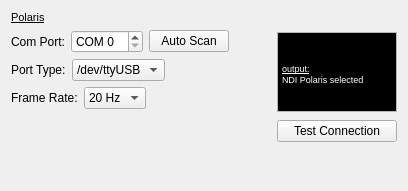
Above: Modules/IGTUI/Qmitk/QmitkNDIPolarisWidget.ui from MITK/MITK before the change. Below: the same form after it.
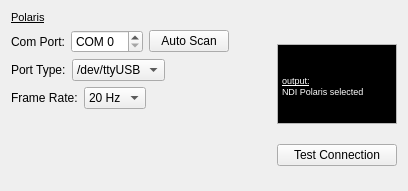
That is the form after the change.

Commit message: Remove spacer and change layout type

```diff
--- a/Modules/IGTUI/Qmitk/QmitkNDIPolarisWidget.ui
+++ b/Modules/IGTUI/Qmitk/QmitkNDIPolarisWidget.ui
@@ -189,7 +189,7 @@
           <string>&lt;!DOCTYPE HTML PUBLIC &quot;-//W3C//DTD HTML 4.0//EN&quot; &quot;http://www.w3.org/TR/REC-html40/strict.dtd&quot;&gt;
 &lt;html&gt;&lt;head&gt;&lt;meta name=&quot;qrichtext&quot; content=&quot;1&quot; /&gt;&lt;style type=&quot;text/css&quot;&gt;
 p, li { white-space: pre-wrap; }
-&lt;/style&gt;&lt;/head&gt;&lt;body style=&quot; font-family:'MS Shell Dlg 2'; font-size:7.8pt; font-weight:400; font-style:normal;&quot; bgcolor=&quot;#000000&quot;&gt;
+&lt;/style&gt;&lt;/head&gt;&lt;body style=&quot; font-family:'MS Shell Dlg 2'; font-size:8.25pt; font-weight:400; font-style:normal;&quot; bgcolor=&quot;#000000&quot;&gt;
 &lt;p style=&quot; margin-top:0px; margin-bottom:0px; margin-left:0px; margin-right:0px; -qt-block-indent:0; text-indent:0px;&quot;&gt;&lt;span style=&quot; font-size:8pt;&quot;&gt;                                      &lt;/span&gt;&lt;/p&gt;
 &lt;p style=&quot; margin-top:0px; margin-bottom:0px; margin-left:0px; margin-right:0px; -qt-block-indent:0; text-indent:0px;&quot;&gt;&lt;span style=&quot; font-size:8pt;&quot;&gt;                                      &lt;/span&gt;&lt;/p&gt;
 &lt;p style=&quot; margin-top:0px; margin-bottom:0px; margin-left:0px; margin-right:0px; -qt-block-indent:0; text-indent:0px;&quot;&gt;&lt;span style=&quot; font-size:7pt; text-decoration: underline; color:#ffffff;&quot;&gt;output:&lt;/span&gt;&lt;span style=&quot; font-size:8pt;&quot;&gt;                                      &lt;/span&gt;&lt;/p&gt;
@@ -223,19 +223,6 @@
      </item>
     </layout>
    </item>
-   <item>
-    <spacer name="verticalSpacer">
-     <property name="orientation">
-      <enum>Qt::Vertical</enum>
-     </property>
-     <property name="sizeHint" stdset="0">
-      <size>
-       <width>20</width>
-       <height>40</height>
-      </size>
-     </property>
-    </spacer>
-   </item>
   </layout>
  </widget>
  <resources/>
```
The commit also changes 2 other files.
